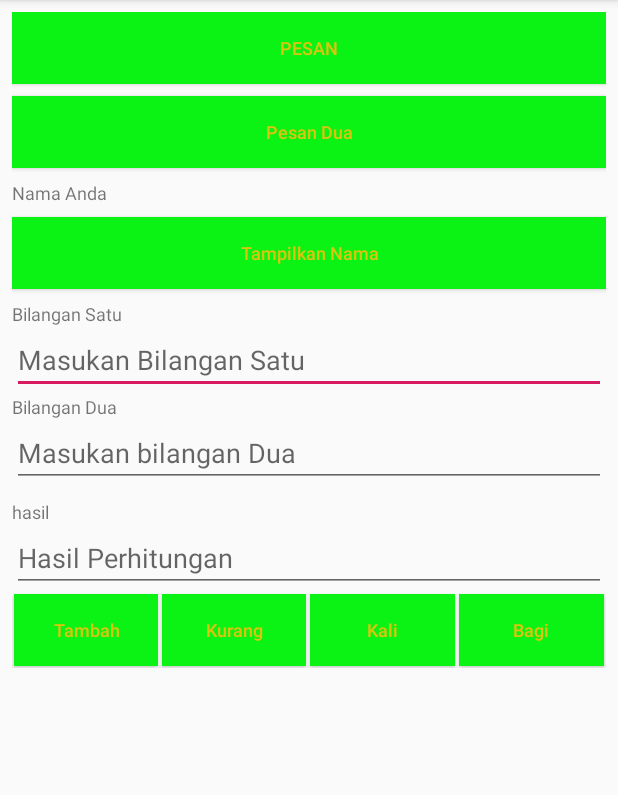
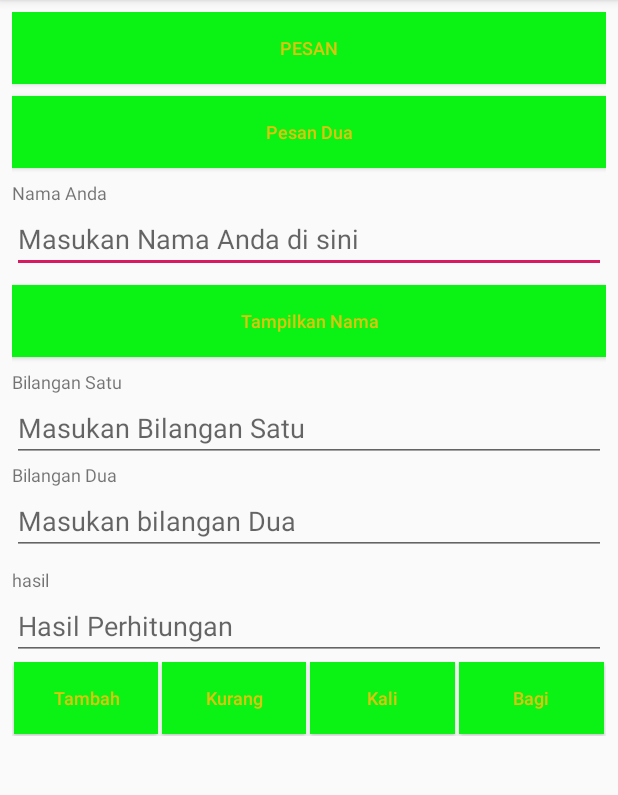
Before and after one commit to irfannurahman08/PMO1-pertemuan1-2, an Android app: the screen it shows after launch (MainActivity), on a phone screen of 412 x 824 dp, the part 84-879 px from its top. Run offline under Robolectric (Android 15) with nearby library versions, the phone set to English and light mode, and no system bars; 2 statements that could not run were skipped.

Commit message:
rampung tadi belum di tes

```diff
--- a/app/src/main/java/online/irfandev/example/pertemuan1/MainActivity.java
+++ b/app/src/main/java/online/irfandev/example/pertemuan1/MainActivity.java
@@ -2,12 +2,87 @@ package online.irfandev.example.pertemuan1;
 
 import android.support.v7.app.AppCompatActivity;
 import android.os.Bundle;
+import android.view.View;
+import android.widget.Button;
+import android.widget.EditText;
+import android.widget.Toast;
 
 public class MainActivity extends AppCompatActivity {
+    Button btnPesanDua,btnTampilkanNama,btnTambah,btnKurang,btnKali,btnBagi;
+    EditText etNama,etBil1,etBil2,etHasil;
 
     @Override
     protected void onCreate(Bundle savedInstanceState) {
         super.onCreate(savedInstanceState);
         setContentView(R.layout.activity_main);
+
+        btnPesanDua=(Button)findViewById(R.id.btnPesanDua);
+        btnPesanDua.setOnClickListener(new View.OnClickListener() {
+            @Override
+            public void onClick(View v) {
+                Toast.makeText(MainActivity.this,"ini dari tombol dua",Toast.LENGTH_SHORT).show();
+            }
+        });
+
+        etNama=(EditText)findViewById(R.id.etNama);
+        btnTampilkanNama=(Button)findViewById(R.id.etNama);
+        btnTampilkanNama.setOnClickListener(new View.OnClickListener() {
+            @Override
+            public void onClick(View v) {
+                Toast.makeText(MainActivity.this, etNama.getText().toString(), Toast.LENGTH_SHORT).show();
+            }
+        });
+
+        etBil1=(EditText)findViewById(R.id.etBil1);
+        etBil2=(EditText)findViewById(R.id.etBil2);
+        etHasil=(EditText)findViewById(R.id.etHasil);
+
+        btnTambah=(Button)findViewById(R.id.btnTambah);
+        btnTambah.setOnClickListener(new View.OnClickListener() {
+            @Override
+            public void onClick(View v) {
+                double vbil1=Double.valueOf(etBil1.getText().toString());
+                double vbil2=Double.valueOf(etBil2.getText().toString());
+                double vhasil=vbil1+vbil2;
+                etHasil.setText(String.valueOf(vhasil));
+            }
+        });
+
+        btnKurang=(Button)findViewById(R.id.btnKurang);
+        btnKurang.setOnClickListener(new View.OnClickListener() {
+            @Override
+            public void onClick(View v) {
+                double vbil1=Double.valueOf(etBil1.getText().toString());
+                double vbil2=Double.valueOf(etBil2.getText().toString());
+                double vhasil=vbil1-vbil2;
+                etHasil.setText(String.valueOf(vhasil));
+            }
+        });
+
+        btnKali=(Button)findViewById(R.id.btnKali);
+        btnKali.setOnClickListener(new View.OnClickListener() {
+            @Override
+            public void onClick(View v) {
+                double vbil1=Double.valueOf(etBil1.getText().toString());
+                double vbil2=Double.valueOf(etBil2.getText().toString());
+                double vhasil=vbil1*vbil2;
+                etHasil.setText(String.valueOf(vhasil));
+            }
+        });
+
+        btnBagi=(Button)findViewById(R.id.btnBagi);
+        btnBagi.setOnClickListener(new View.OnClickListener() {
+            @Override
+            public void onClick(View v) {
+                double vbil1=Double.valueOf(etBil1.getText().toString());
+                double vbil2=Double.valueOf(etBil2.getText().toString());
+                double vhasil=vbil1/vbil2;
+                etHasil.setText(String.valueOf(vhasil));
+            }
+        });
+    }
+
+    public void tampilkanPesan(View view){
+        Toast.makeText(MainActivity.this,"Selamat Belajar Android",Toast.LENGTH_LONG).show();
     }
 }
--- a/app/src/main/res/layout/activity_main.xml
+++ b/app/src/main/res/layout/activity_main.xml
@@ -43,6 +43,12 @@
             android:text="Nama Anda"
             android:textSize="12dp"/>
 
+        <EditText
+            android:layout_width="match_parent"
+            android:layout_height="wrap_content"
+            android:id="@+id/etNama"
+            android:hint="Masukan Nama Anda di sini"/>
+
         <Button
             android:layout_width="match_parent"
             android:layout_height="wrap_content"
@@ -80,6 +86,7 @@
         <EditText
             android:layout_width="match_parent"
             android:layout_height="wrap_content"
+            android:id="@+id/etBil2"
             android:hint="Masukan bilangan Dua"
             />
 
```
